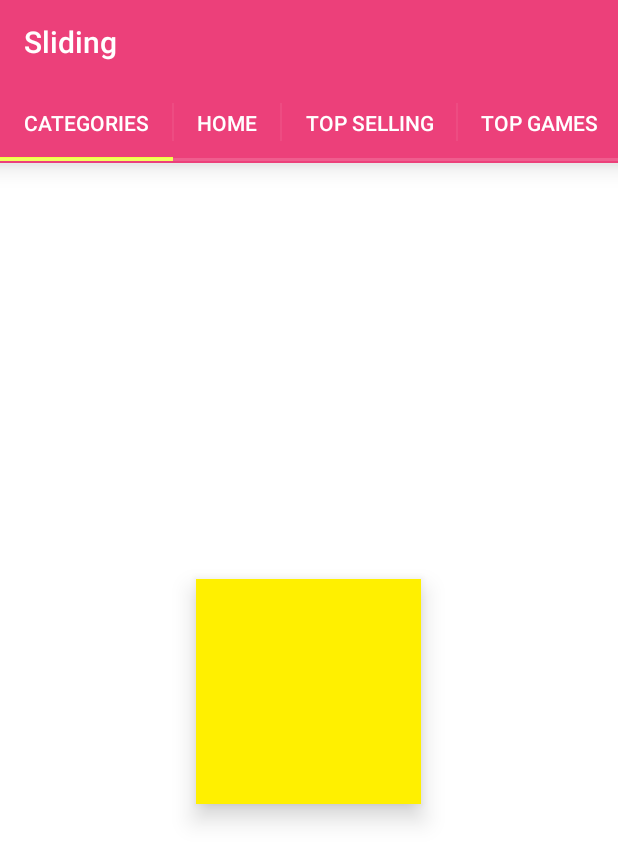
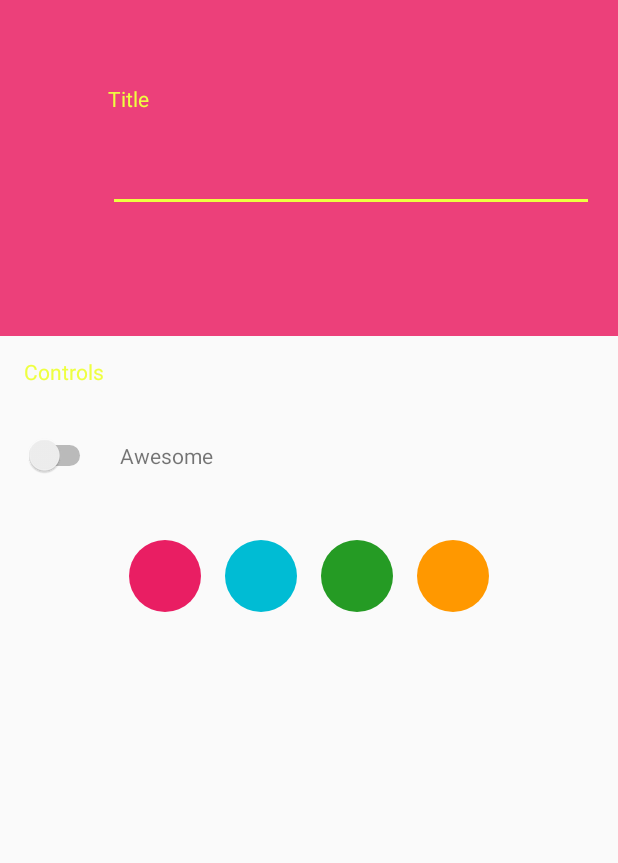
Before and after one commit to saulmm/Android-Material-Examples, an Android app: the screen it shows after launch (SlidingActivity before the commit, ColorActivity after it), on a phone screen of 412 x 824 dp. Shown: the top 863 px of the screen. Run offline under Robolectric (Android 15) with nearby library versions, the phone set to English and light mode, and no system bars.

Commit message:
Added color activity

```diff
--- /dev/null
+++ b/app/src/main/java/com/saulmm/material/activities/ColorActivity.java
@@ -0,0 +1,142 @@
+package com.saulmm.material.activities;
+
+import android.animation.Animator;
+import android.app.Activity;
+import android.content.Context;
+import android.content.Intent;
+import android.content.SharedPreferences;
+import android.os.Bundle;
+import android.util.DisplayMetrics;
+import android.util.Log;
+import android.view.View;
+import android.view.ViewAnimationUtils;
+import android.widget.CompoundButton;
+import android.widget.Switch;
+
+import com.saulmm.material.R;
+
+public class ColorActivity extends Activity {
+
+    private SharedPreferences sharedpreferences;
+    private View revealView;
+    private View circleHolder;
+
+    @Override
+    protected void onCreate(final Bundle savedInstanceState) {
+        sharedpreferences = getSharedPreferences("test", Context.MODE_PRIVATE);
+        setTheme(sharedpreferences.getInt("theme", R.style.AppTheme));
+
+        setContentView(R.layout.activity_color);
+
+        Switch themeSwitch = (Switch) findViewById(R.id.theme_switch);
+        themeSwitch.setChecked(sharedpreferences.getBoolean("switch", false));
+        revealView = findViewById(R.id.reveal_view);
+
+        circleHolder = findViewById(R.id.circle_holder);
+
+        themeSwitch.setOnCheckedChangeListener(new CompoundButton.OnCheckedChangeListener() {
+            @Override
+            public void onCheckedChanged(CompoundButton buttonView, boolean isChecked) {
+
+            SharedPreferences.Editor ed = sharedpreferences.edit();
+            ed.putInt("theme", (isChecked) ? R.style.Base_Theme_AppCompat : R.style.Base_Theme_AppCompat_Light);
+
+            ed.putBoolean("switch", isChecked);
+            ed.apply();
+            }
+        });
+
+
+        super.onCreate(savedInstanceState);
+
+    }
+
+    public void showRevealEffect(View v, int primaryColor) {
+        revealView.setVisibility(View.VISIBLE);
+
+
+        int [] location = new int[2];
+        revealView.setBackgroundColor(primaryColor);
+        v.getLocationOnScreen(location);
+
+        int cx = (location[0] + (v.getWidth() / 2));
+        int cy = location[1];
+
+        int height = revealView.getHeight();
+
+
+        Animator anim = ViewAnimationUtils.createCircularReveal(
+                revealView, cx, cy, 0, height);
+
+
+        anim.addListener(revealAnimationListener);
+                anim.start();
+    }
+
+    Animator.AnimatorListener revealAnimationListener = new Animator.AnimatorListener() {
+        @Override
+        public void onAnimationStart(Animator animation) {
+
+        }
+
+        @Override
+        public void onAnimationEnd(Animator animation) {
+            revealView.setVisibility(View.INVISIBLE);
+
+            Intent i = new Intent(ColorActivity.this, ColorActivity.class);
+            i.addFlags(Intent.FLAG_ACTIVITY_NO_ANIMATION);
+            startActivity(i);
+            overridePendingTransition(0, 0);
+            finish();
+
+        }
+
+        @Override
+        public void onAnimationCancel(Animator animation) {
+
+        }
+
+        @Override
+        public void onAnimationRepeat(Animator animation) {
+
+        }
+    };
+
+
+    public void view(View view) {
+        int selectedTheme = 0;
+        int primaryColor = 0;
+
+        switch (view.getId()) {
+
+            case R.id.circle1:
+                selectedTheme = R.style.theme1;
+                primaryColor = getResources().getColor(R.color.color_set_1_primary);
+                break;
+
+            case R.id.circle2:
+                selectedTheme = R.style.theme2;
+                primaryColor = getResources().getColor(R.color.color_set_2_primary);
+                break;
+
+            case R.id.circle3:
+                selectedTheme = R.style.theme3;
+                primaryColor = getResources().getColor(R.color.color_set_3_primary);
+                break;
+
+            case R.id.circle4:
+                selectedTheme = R.style.theme4;
+                primaryColor = getResources().getColor(R.color.color_set_4_primary);
+                break;
+        }
+
+
+        showRevealEffect(view, primaryColor);
+
+        SharedPreferences.Editor ed = sharedpreferences.edit();
+        ed.putInt("theme", selectedTheme);
+        ed.apply();
+//
+//
+    }
+}
--- a/app/src/main/java/com/saulmm/material/activities/TransitionFirstActivity.java
+++ b/app/src/main/java/com/saulmm/material/activities/TransitionFirstActivity.java
@@ -4,6 +4,7 @@ import android.app.Activity;
 import android.app.ActivityOptions;
 import android.content.Intent;
 import android.os.Bundle;
+import android.transition.Scene;
 import android.util.Pair;
 import android.view.View;
 
@@ -39,6 +40,8 @@ public class TransitionFirstActivity extends Activity {
         ActivityOptions transitionActivityOptions = ActivityOptions.makeSceneTransitionAnimation(TransitionFirstActivity.this,
                 Pair.create(fabButton, "fab"));
 
+
+
         startActivity(i, transitionActivityOptions.toBundle());
         }
     };
--- /dev/null
+++ b/app/src/main/res/drawable/color1.xml
@@ -0,0 +1,12 @@
+<?xml version="1.0" encoding="utf-8"?>
+
+<ripple xmlns:android="http://schemas.android.com/apk/res/android"
+    android:color="@color/color_set_1_accent"
+    >
+
+    <item>
+        <shape android:shape="oval">
+            <solid android:color="@color/color_set_1_primary"/>
+        </shape>
+    </item>
+</ripple>
--- /dev/null
+++ b/app/src/main/res/drawable/color2.xml
@@ -0,0 +1,12 @@
+<?xml version="1.0" encoding="utf-8"?>
+
+<ripple xmlns:android="http://schemas.android.com/apk/res/android"
+    android:color="@color/color_set_2_accent"
+    >
+
+    <item>
+        <shape android:shape="oval">
+            <solid android:color="@color/color_set_2_primary"/>
+        </shape>
+    </item>
+</ripple>
--- /dev/null
+++ b/app/src/main/res/drawable/color3.xml
@@ -0,0 +1,12 @@
+<?xml version="1.0" encoding="utf-8"?>
+
+<ripple xmlns:android="http://schemas.android.com/apk/res/android"
+    android:color="@color/color_set_3_accent"
+    >
+
+    <item>
+        <shape android:shape="oval">
+            <solid android:color="@color/color_set_3_primary"/>
+        </shape>
+    </item>
+</ripple>
--- /dev/null
+++ b/app/src/main/res/drawable/color4.xml
@@ -0,0 +1,12 @@
+<?xml version="1.0" encoding="utf-8"?>
+
+<ripple xmlns:android="http://schemas.android.com/apk/res/android"
+    android:color="@color/color_set_4_accent"
+    >
+
+    <item>
+        <shape android:shape="oval">
+            <solid android:color="@color/color_set_4_primary"/>
+        </shape>
+    </item>
+</ripple>
--- /dev/null
+++ b/app/src/main/res/layout/activity_color.xml
@@ -0,0 +1,144 @@
+<RelativeLayout xmlns:android="http://schemas.android.com/apk/res/android"
+    xmlns:tools="http://schemas.android.com/tools"
+    android:layout_width="match_parent"
+    android:layout_height="match_parent"
+    tools:context="com.saulmm.material.activities.ColorActivity">
+
+    <View
+        android:id="@+id/reveal_view"
+        android:layout_width="match_parent"
+        android:layout_height="match_parent"
+        android:background="?android:colorAccent"
+        android:elevation="5dp"
+        android:visibility="invisible"/>
+
+    <View
+        android:id="@+id/toolbar"
+        android:layout_width="match_parent"
+        android:background="?android:colorPrimary"
+        android:layout_height="?attr/actionBarSize"/>
+
+
+        <RelativeLayout
+            android:id="@+id/holder_view"
+            android:layout_width="match_parent"
+            android:layout_height="168dp"
+            android:paddingLeft="72dp"
+            android:paddingRight="16dp"
+            android:transitionName="holder1"
+            android:layout_below="@id/toolbar"
+            android:background="?android:colorPrimary">
+
+        <TextView
+            android:id="@+id/title_text"
+            android:layout_width="wrap_content"
+            android:layout_height="wrap_content"
+            android:textColor="?android:colorAccent"
+            android:text="Title"/>
+
+
+        <EditText
+            android:layout_below="@id/title_text"
+            android:layout_width="match_parent"
+            android:layout_height="wrap_content"
+            android:textSize="34sp"
+            android:fontFamily="sans-serif-medium"
+            tools:text="Amazing text"/>
+
+        </RelativeLayout>
+
+
+    <LinearLayout
+        android:layout_width="match_parent"
+        android:layout_height="match_parent"
+        android:paddingLeft="16dp"
+        android:paddingRight="16dp"
+        android:orientation="vertical"
+        android:layout_below="@id/holder_view">
+
+        <TextView
+            android:layout_width="match_parent"
+            android:layout_height="48dp"
+            android:text="Controls"
+            android:textColor="?android:colorAccent"
+            android:gravity="center_vertical"/>
+
+
+        <LinearLayout
+            android:layout_width="match_parent"
+            android:layout_height="48dp"
+            android:layout_marginTop="8dp"
+            android:orientation="horizontal">
+
+            <Switch
+                android:id="@+id/theme_switch"
+                android:layout_width="wrap_content"
+                android:layout_height="wrap_content"
+                android:layout_gravity="center_vertical"/>
+
+            <TextView
+                android:layout_width="wrap_content"
+                android:layout_height="wrap_content"
+                android:text="Awesome"
+                android:layout_marginLeft="16dp"
+                android:layout_gravity="center_vertical"/>
+
+        </LinearLayout>
+
+        <LinearLayout
+            android:id="@+id/circle_holder"
+            android:layout_width="wrap_content"
+            android:layout_height="96dp"
+            android:layout_marginTop="8dp"
+            android:layout_gravity="center_horizontal"
+            android:orientation="horizontal">
+
+            <View
+                android:id="@+id/circle1"
+                android:layout_width="48dp"
+                android:layout_height="48dp"
+                android:layout_marginRight="16dp"
+                android:layout_gravity="center_vertical"
+                android:onClick="view"
+                android:clickable="true"
+                android:background="@drawable/color1"/>
+
+            <View
+                android:id="@+id/circle2"
+                android:layout_width="48dp"
+                android:layout_height="48dp"
+                android:layout_marginRight="16dp"
+                android:layout_gravity="center_vertical"
+                android:clickable="true"
+                android:onClick="view"
+                android:background="@drawable/color2"/>
+
+            <View
+                android:id="@+id/circle3"
+                android:layout_width="48dp"
+                android:layout_height="48dp"
+                android:layout_marginRight="16dp"
+                android:layout_gravity="center_vertical"
+                android:clickable="true"
+                android:onClick="view"
+                android:background="@drawable/color3"/>
+
+            <View
+                android:id="@+id/circle4"
+                android:layout_width="48dp"
+                android:layout_height="48dp"
+                android:layout_gravity="center_vertical"
+                android:clickable="true"
+                android:onClick="view"
+                android:background="@drawable/color4"/>
+
+
+        </LinearLayout>
+
+
+
+
+
+    </LinearLayout>
+
+</RelativeLayout>
--- a/app/src/main/res/layout/activity_sliding.xml
+++ b/app/src/main/res/layout/activity_sliding.xml
@@ -11,8 +11,6 @@
         android:layout_width="match_parent"
         android:background="?android:colorPrimary"
         android:minHeight="?attr/actionBarSize"/>
-
-
 
     <android.support.v4.widget.DrawerLayout
         android:id="@+id/drawer_layout"
--- /dev/null
+++ b/app/src/main/res/layout/view_circle.xml
@@ -0,0 +1,9 @@
+<?xml version="1.0" encoding="utf-8"?>
+
+<View xmlns:android="http://schemas.android.com/apk/res/android"
+    android:layout_width="48dp"
+    android:layout_height="48dp"
+    android:layout_marginRight="16dp"
+    android:layout_gravity="center_vertical"
+    android:clickable="true"
+    />
--- /dev/null
+++ b/app/src/main/res/menu/color.xml
@@ -0,0 +1,8 @@
+<menu xmlns:android="http://schemas.android.com/apk/res/android"
+    xmlns:tools="http://schemas.android.com/tools"
+    tools:context="com.saulmm.material.activities.ColorActivity" >
+    <item android:id="@+id/action_settings"
+        android:title="@string/action_settings"
+        android:orderInCategory="100"
+        android:showAsAction="never" />
+</menu>
--- a/app/src/main/res/values-v21/styles.xml
+++ b/app/src/main/res/values-v21/styles.xml
@@ -1,18 +1,58 @@
 <?xml version="1.0" encoding="utf-8"?>
 <resources>
 
-    <style name="AppTheme" parent="Theme.AppCompat.NoActionBar">
+
+    <style name="AppTheme" parent="Theme.AppCompat.Light.NoActionBar">
 
         <!-- android theme colors -->
         <item name="android:colorPrimary">@color/theme_default_primary</item>
         <item name="android:colorPrimaryDark">@color/theme_default_primary_dark</item>
         <item name="android:statusBarColor">@color/theme_default_primary_dark</item>
+        <item name="android:colorControlActivated">@color/accent</item>
         <item name="android:colorAccent">@color/accent</item>
 
         <!-- android transitions -->
         <item name="android:windowContentTransitions">true</item>
         <item name="drawerArrowStyle">@style/DrawerArrowStyle</item>
     </style>
+
+
+    <style name="theme1" parent="AppTheme">
+        <item name="android:colorPrimary">@color/color_set_1_primary</item>
+        <item name="android:colorPrimaryDark">@color/color_set_1_primary_dark</item>
+        <item name="android:statusBarColor">@color/color_set_1_primary_dark</item>
+        <item name="android:navigationBarColor">@color/color_set_1_primary</item>
+        <item name="android:colorControlActivated">@color/color_set_1_accent</item>
+        <item name="android:colorAccent">@color/color_set_1_accent</item>
+    </style>
+
+    <style name="theme2" parent="AppTheme">
+        <item name="android:colorPrimary">@color/color_set_2_primary</item>
+        <item name="android:colorPrimaryDark">@color/color_set_2_primary_dark</item>
+        <item name="android:statusBarColor">@color/color_set_2_primary_dark</item>
+        <item name="android:navigationBarColor">@color/color_set_2_primary</item>
+        <item name="android:colorControlActivated">@color/color_set_2_accent</item>
+        <item name="android:colorAccent">@color/color_set_2_accent</item>
+    </style>
+
+    <style name="theme3" parent="AppTheme">
+        <item name="android:colorPrimary">@color/color_set_3_primary</item>
+        <item name="android:colorPrimaryDark">@color/color_set_3_primary_dark</item>
+        <item name="android:statusBarColor">@color/color_set_3_primary_dark</item>
+        <item name="android:navigationBarColor">@color/color_set_3_primary</item>
+        <item name="android:colorControlActivated">@color/color_set_3_accent</item>
+        <item name="android:colorAccent">@color/color_set_3_accent</item>
+    </style>
+
+    <style name="theme4" parent="AppTheme">
+        <item name="android:colorPrimary">@color/color_set_4_primary</item>
+        <item name="android:colorPrimaryDark">@color/color_set_4_primary_dark</item>
+        <item name="android:statusBarColor">@color/color_set_4_primary_dark</item>
+        <item name="android:navigationBarColor">@color/color_set_4_primary</item>
+        <item name="android:colorControlActivated">@color/color_set_4_accent</item>
+        <item name="android:colorAccent">@color/color_set_4_accent</item>
+    </style>
+
 
     <style name="DrawerArrowStyle" parent="Widget.AppCompat.DrawerArrowToggle">
         <item name="spinBars">true</item>
@@ -24,5 +64,9 @@
         <item name="android:textColor">#FFF</item>
     </style>
 
+    <style name="AppTheme2" parent="Theme.AppCompat.Light.NoActionBar">
+        </style>
+
+
 
 </resources>
--- a/app/src/main/res/values/colors.xml
+++ b/app/src/main/res/values/colors.xml
@@ -8,4 +8,23 @@
     <color name="theme_window_background">#2A2A2A</color>
     <color name="accent">#EEFF41</color>
     <color name="gray_row_color">#ff515252</color>
+
+    <color name="color_set_1_primary">#E91E63</color>
+    <color name="color_set_1_primary_dark">#C2185B</color>
+    <color name="color_set_1_accent">#00AEF9</color>
+
+    <color name="color_set_2_primary">#00bcd4</color>
+    <color name="color_set_2_primary_dark">#00acc1</color>
+    <color name="color_set_2_accent">#673AB7</color>
+
+    <color name="color_set_3_primary">#259b24</color>
+    <color name="color_set_3_primary_dark">#0a8f08</color>
+    <color name="color_set_3_accent">#E91E63</color>
+
+    <color name="color_set_4_primary">#ff9800</color>
+    <color name="color_set_4_primary_dark">#fb8c00</color>
+    <color name="color_set_4_accent">#FF5722</color>
+
+
+
 </resources>
--- a/app/src/main/res/values/strings.xml
+++ b/app/src/main/res/values/strings.xml
@@ -14,5 +14,6 @@
     <string name="navigation_drawer_close">Close navigation drawer</string>
     <string name="drawer_open">Drawer Open</string>
     <string name="drawer_closed">Drawer Closed</string>
+    <string name="title_activity_color">ColorActivity</string>
 
 </resources>
```
Also changed, not shown: app/src/main/AndroidManifest.xml (+6 -5 lines).
